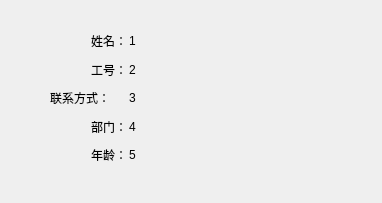
This is User/queryinfo.ui in hustr/SalaryManage as Qt 5 draws it before an edit. The edited form follows.
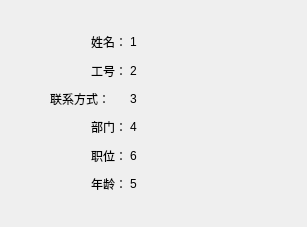
This is the edited form.

```diff
--- a/User/queryinfo.ui
+++ b/User/queryinfo.ui
@@ -6,8 +6,8 @@
    <rect>
     <x>0</x>
     <y>0</y>
-    <width>382</width>
-    <height>203</height>
+    <width>307</width>
+    <height>227</height>
    </rect>
   </property>
   <property name="sizePolicy">
@@ -23,9 +23,9 @@
    <property name="geometry">
     <rect>
      <x>50</x>
-     <y>30</y>
+     <y>31</y>
      <width>77</width>
-     <height>136</height>
+     <height>164</height>
     </rect>
    </property>
    <layout class="QVBoxLayout" name="verticalLayout">
@@ -66,6 +66,16 @@
       </property>
      </widget>
     </item>
+    <item>
+     <widget class="QLabel" name="label_5">
+      <property name="text">
+       <string>职位：</string>
+      </property>
+      <property name="alignment">
+       <set>Qt::AlignRight|Qt::AlignTrailing|Qt::AlignVCenter</set>
+      </property>
+     </widget>
+    </item>
     <item>
      <widget class="QLabel" name="lable_4">
       <property name="text">
@@ -81,10 +91,10 @@
   <widget class="QWidget" name="">
    <property name="geometry">
     <rect>
-     <x>129</x>
-     <y>30</y>
-     <width>211</width>
-     <height>136</height>
+     <x>130</x>
+     <y>31</y>
+     <width>131</width>
+     <height>164</height>
     </rect>
    </property>
    <layout class="QVBoxLayout" name="verticalLayout_2">
@@ -116,6 +126,13 @@
       </property>
      </widget>
     </item>
+    <item>
+     <widget class="QLabel" name="postion">
+      <property name="text">
+       <string>6</string>
+      </property>
+     </widget>
+    </item>
     <item>
      <widget class="QLabel" name="age">
       <property name="text">
```
